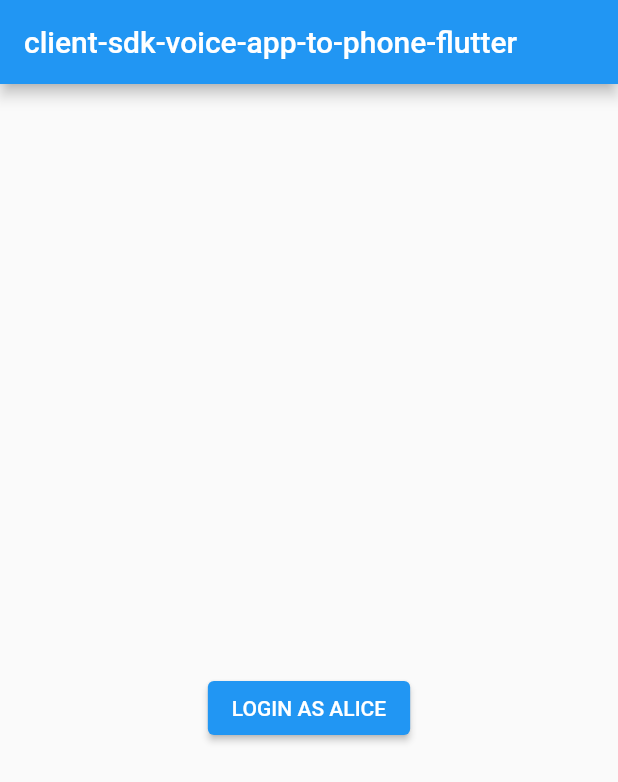
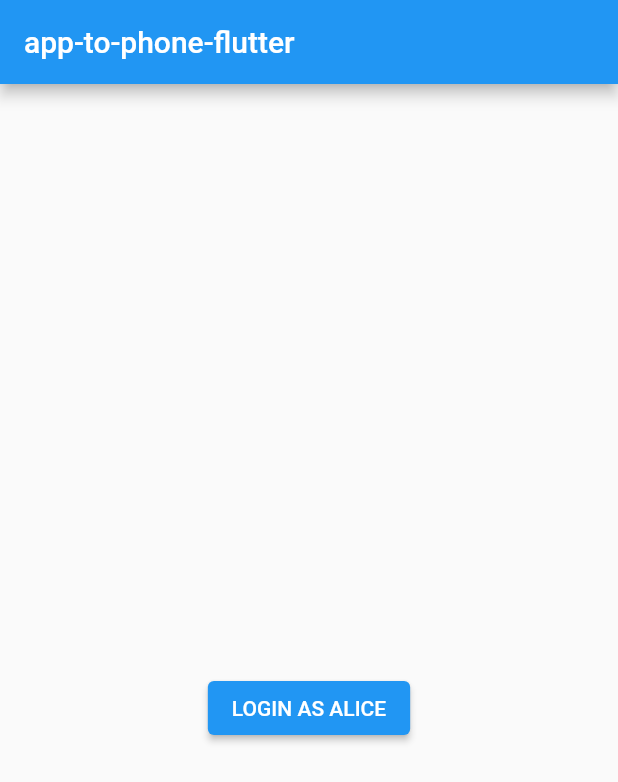
Before and after one commit to nexmo-community/client-sdk-voice-app-to-phone-flutter, a Flutter app: the screen it shows after launch, on a phone screen of 412 x 824 dp. Shown: the top 782 px of the screen. Run offline on Flutter 3.47's test engine with Material 2 defaults, Android fonts, the light colour scheme and no system bars; our stand-ins replace permission_handler.

Commit message:
Update title

```diff
--- a/lib/main.dart
+++ b/lib/main.dart
@@ -10,7 +10,7 @@ class MyApp extends StatelessWidget {
   Widget build(BuildContext context) {
     return MaterialApp(
       title: 'Flutter Demo',
-      home: CallWidget(title: 'client-sdk-voice-app-to-phone-flutter'),
+      home: CallWidget(title: 'app-to-phone-flutter'),
     );
   }
 }
```
